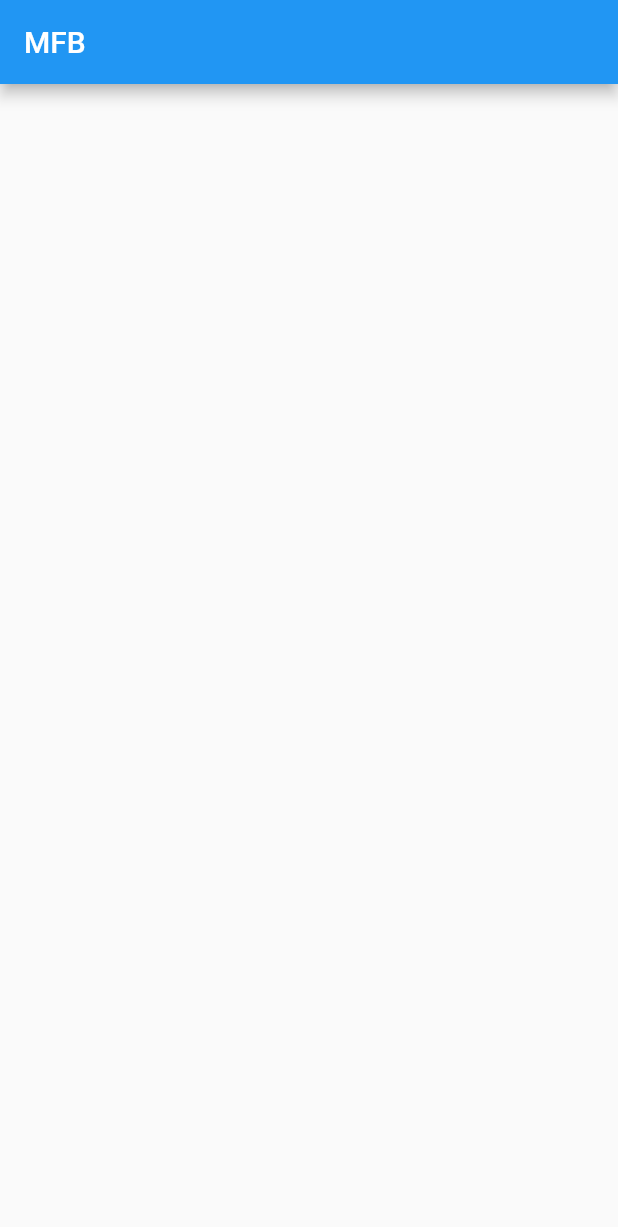
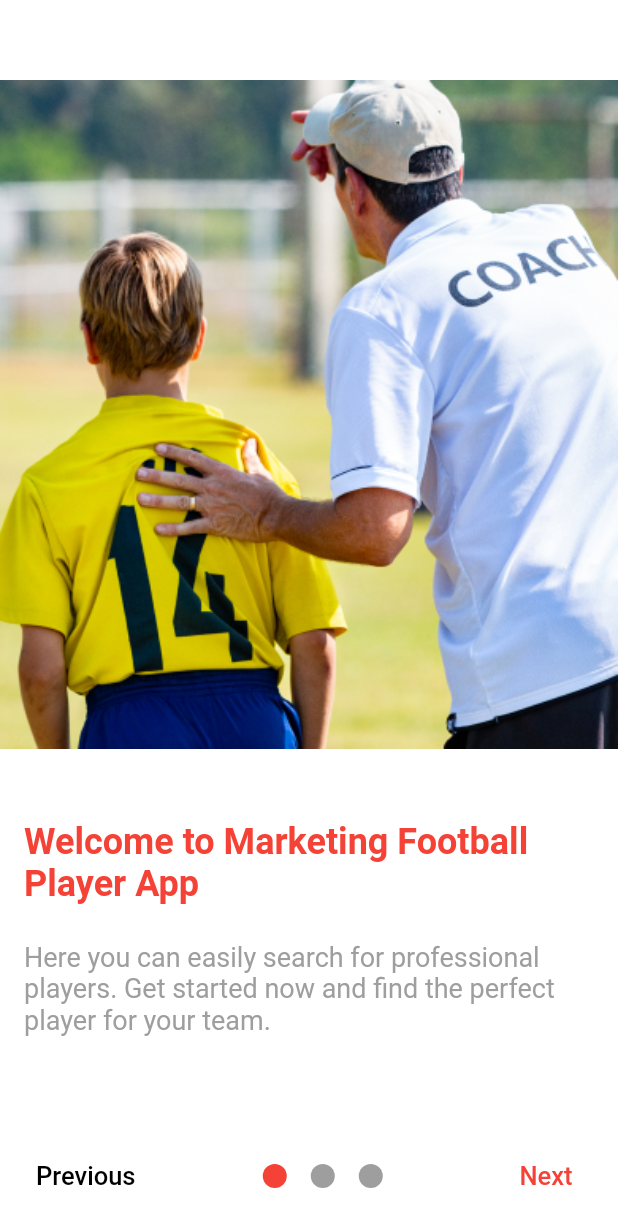
Before and after one commit to Awimer/MFB, a Flutter app: the screen it shows after launch, on a phone screen of 412 x 824 dp. Shown: the top 1227 px of the screen. Run offline on Flutter 3.47's test engine with Material 2 defaults, Android fonts, the phone set to English and light mode, and no system bars; drawn by our look-alikes of smooth_page_indicator; our stand-ins replace shared_preferences.

Commit message:
ad onboarding screen

```diff
--- /dev/null
+++ b/lib/build_page.dart
@@ -0,0 +1,50 @@
+import 'package:flutter/cupertino.dart';
+import 'package:flutter/material.dart';
+
+Widget buildPage({
+  required Color color,
+  required String urlImage,
+  required String title,
+  required String subtitle,
+}) =>
+    Container(
+      color: color,
+      child: Column(
+        mainAxisAlignment: MainAxisAlignment.center,
+        children: [
+          Image.asset(
+            urlImage,
+            fit: BoxFit.cover,
+            width: double.infinity,
+          ),
+          const SizedBox(
+            height: 48,
+          ),
+          Padding(
+            padding: const EdgeInsets.symmetric(horizontal: 16),
+            child: Text(
+              title,
+              style: TextStyle(
+                color: Colors.red,
+                fontSize: 24,
+                fontWeight: FontWeight.w700,
+              ),
+            ),
+          ),
+          const SizedBox(
+            height: 24,
+          ),
+          Container(
+            padding: const EdgeInsets.symmetric(horizontal: 16),
+            child: Text(
+              subtitle,
+              style: TextStyle(
+                color: Colors.grey,
+                fontSize: 18,
+                fontWeight: FontWeight.w400,
+              ),
+            ),
+          ),
+        ],
+      ),
+    );
--- a/lib/home_screen.dart
+++ b/lib/home_screen.dart
@@ -1,15 +1,28 @@
 import 'package:flutter/cupertino.dart';
 import 'package:flutter/material.dart';
+import 'package:mfb/on_boarding_screen.dart';
+import 'package:shared_preferences/shared_preferences.dart';
 
 class HomeScreen extends StatelessWidget {
   static const String routeName = 'home';
-
   @override
   Widget build(BuildContext context) {
     return Scaffold(
-      appBar: AppBar(title: Text(
-        'MFB'
-      ),),
+      appBar: AppBar(
+        title: Text('MFB'),
+        actions: [
+          IconButton(
+              onPressed: () async {
+                // navigate directly to onboarding screen
+                final prefs = await SharedPreferences.getInstance();
+                prefs.setBool('showHome', false);
+
+                Navigator.of(context).pushReplacement(MaterialPageRoute(
+                    builder: (context) => OnBoardingScreen()));
+              },
+              icon: Icon(Icons.logout)),
+        ],
+      ),
     );
   }
 }
--- a/lib/main.dart
+++ b/lib/main.dart
@@ -1,20 +1,31 @@
 import 'package:flutter/material.dart';
 import 'package:mfb/home_screen.dart';
+import 'package:shared_preferences/shared_preferences.dart';
 
-void main() {
-  runApp(const MyApp());
+import 'on_boarding_screen.dart';
+
+void main() async {
+  final prefs = await SharedPreferences.getInstance();
+  final showHome = prefs.getBool('showHome') ?? false;
+
+  runApp(MyApp(
+    showHome: showHome,
+  ));
 }
 
 class MyApp extends StatelessWidget {
-  const MyApp({Key? key}) : super(key: key);
+  final bool showHome;
+
+  const MyApp({Key? key, required this.showHome}) : super(key: key);
 
   @override
   Widget build(BuildContext context) {
     return MaterialApp(
       routes: {
-        HomeScreen.routeName : (_) => HomeScreen(),
+        HomeScreen.routeName: (_) => HomeScreen(),
+        OnBoardingScreen.routeName: (_) => OnBoardingScreen(),
       },
-      initialRoute: HomeScreen.routeName,
+      home: showHome ? HomeScreen() : OnBoardingScreen(),
     );
   }
 }
--- /dev/null
+++ b/lib/on_boarding_screen.dart
@@ -0,0 +1,203 @@
+import 'package:flutter/cupertino.dart';
+import 'package:flutter/material.dart';
+import 'package:mfb/home_screen.dart';
+import 'package:shared_preferences/shared_preferences.dart';
+import 'package:smooth_page_indicator/smooth_page_indicator.dart';
+
+import 'build_page.dart';
+
+class OnBoardingScreen extends StatefulWidget {
+  static const String routeName = 'on boarding';
+
+  @override
+  State<OnBoardingScreen> createState() => _OnBoardingScreenState();
+}
+
+class _OnBoardingScreenState extends State<OnBoardingScreen> {
+  final controller = PageController();
+  bool isLastPage = false;
+  bool isFirstPage = false;
+
+  @override
+  Widget build(BuildContext context) {
+    return Scaffold(
+        body: Container(
+          child: Padding(
+            padding: const EdgeInsets.only(bottom: 80),
+            child: PageView(
+              controller: controller,
+              onPageChanged: (index) {
+                setState(() => isLastPage = index == 2);
+                setState(() => isFirstPage = index == 0);
+              },
+              children: [
+                buildPage(
+                  color: Colors.white,
+                  urlImage: 'assets/images/page1.png',
+                  title: 'Welcome to Marketing Football Player App',
+                  subtitle:
+                      'Here you can easily search for professional players. Get started now and find the perfect player for your team.',
+                ),
+                buildPage(
+                  color: Colors.white,
+                  urlImage: 'assets/images/page2.png',
+                  title: 'Create your profile to start exploring players',
+                  subtitle:
+                      'You can build your profile with a photo, bio, and other information about yourself. This will help the coaches get to know you better.',
+                ),
+                buildPage(
+                  color: Colors.white,
+                  urlImage: 'assets/images/page3.png',
+                  title: 'Show your skills to world And let everyone watch',
+                  subtitle:
+                      'Upload videos of yourself playing football to show off your best moves. Coaches will be able to see what you can do',
+                ),
+              ],
+            ),
+          ),
+        ),
+        bottomSheet: isLastPage
+            ? Container(
+                color: Colors.white,
+                padding: EdgeInsets.symmetric(horizontal: 16),
+                height: 80,
+                child: Row(
+                  mainAxisAlignment: MainAxisAlignment.spaceBetween,
+                  children: [
+                    TextButton(
+                      onPressed: () => controller.previousPage(
+                        duration: Duration(milliseconds: 300),
+                        curve: Curves.easeInOut,
+                      ),
+                      child: Text(
+                        'Previous',
+                        style: TextStyle(
+                          color: Colors.black,
+                          fontSize: 17,
+                        ),
+                      ),
+                    ),
+                    Center(
+                      child: SmoothPageIndicator(
+                        controller: controller,
+                        count: 3,
+                        effect: WormEffect(
+                            spacing: 16,
+                            dotColor: Colors.grey,
+                            activeDotColor: Colors.red),
+                        onDotClicked: (index) => controller.animateToPage(
+                          index,
+                          duration: const Duration(milliseconds: 300),
+                          curve: Curves.easeIn,
+                        ),
+                      ),
+                    ),
+                    TextButton(
+                      onPressed: () async {
+                        // navigate directly to home screen
+                        final prefs = await SharedPreferences.getInstance();
+                        prefs.setBool('showHome', true);
+
+                        Navigator.of(context).pushReplacement(MaterialPageRoute(
+                            builder: (context) => HomeScreen()));
+                      },
+                      child: Text(
+                        'Lets go',
+                        style: TextStyle(color: Colors.red, fontSize: 17),
+                      ),
+                    ),
+                  ],
+                ))
+            : isFirstPage
+                ? Container(
+                    color: Colors.white,
+                    padding: EdgeInsets.symmetric(horizontal: 16),
+                    height: 80,
+                    child: Row(
+                      mainAxisAlignment: MainAxisAlignment.spaceBetween,
+                      children: [
+                        TextButton(
+                          onPressed: () => controller.previousPage(
+                            duration: Duration(milliseconds: 300),
+                            curve: Curves.easeInOut,
+                          ),
+                          child: Text(''),
+                        ),
+                        Center(
+                          child: SmoothPageIndicator(
+                            controller: controller,
+                            count: 3,
+                            effect: WormEffect(
+                                spacing: 16,
+                                dotColor: Colors.grey,
+                                activeDotColor: Colors.red),
+                            onDotClicked: (index) => controller.animateToPage(
+                              index,
+                              duration: const Duration(milliseconds: 300),
+                              curve: Curves.easeIn,
+                            ),
+                          ),
+                        ),
+                        TextButton(
+                          onPressed: () => controller.nextPage(
+                            duration: Duration(milliseconds: 300),
+                            curve: Curves.easeInOut,
+                          ),
+                          child: Text(
+                            'Next',
+                            style: TextStyle(color: Colors.red, fontSize: 17),
+                          ),
+                        ),
+                      ],
+                    ),
+                  )
+                : Container(
+                    color: Colors.white,
+                    padding: EdgeInsets.symmetric(horizontal: 16),
+                    height: 80,
+                    child: Row(
+                      mainAxisAlignment: MainAxisAlignment.spaceBetween,
+                      children: [
+                        TextButton(
+                          onPressed: () => controller.previousPage(
+                            duration: Duration(milliseconds: 300),
+                            curve: Curves.easeInOut,
+                          ),
+                          child: Text(
+                            'Previous',
+                            style: TextStyle(
+                              color: Colors.black,
+                              fontSize: 17,
+                            ),
+                          ),
+                        ),
+                        Center(
+                          child: SmoothPageIndicator(
+                            controller: controller,
+                            count: 3,
+                            effect: WormEffect(
+                                spacing: 16,
+                                dotColor: Colors.grey,
+                                activeDotColor: Colors.red),
+                            onDotClicked: (index) => controller.animateToPage(
+                              index,
+                              duration: const Duration(milliseconds: 300),
+                              curve: Curves.easeIn,
+                            ),
+                          ),
+                        ),
+                        TextButton(
+                          onPressed: () => controller.nextPage(
+                            duration: Duration(milliseconds: 300),
+                            curve: Curves.easeInOut,
+                          ),
+                          child: Text(
+                            'Next',
+                            style: TextStyle(color: Colors.red, fontSize: 17),
+                          ),
+                        ),
+                      ],
+                    ),
+                  ));
+  }
+}
```
Also changed, not shown: pubspec.yaml (+7 -3 lines), assets/images/page1.png (added), assets/images/page2.png (added), assets/images/page3.png (added), pubspec.lock.
